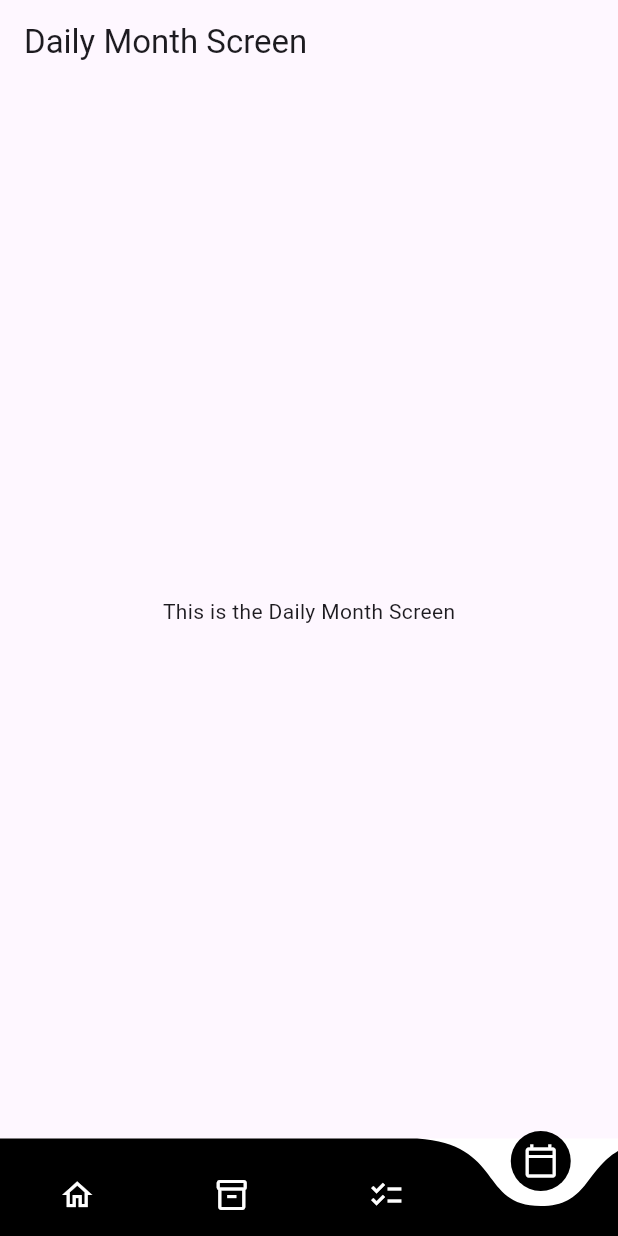
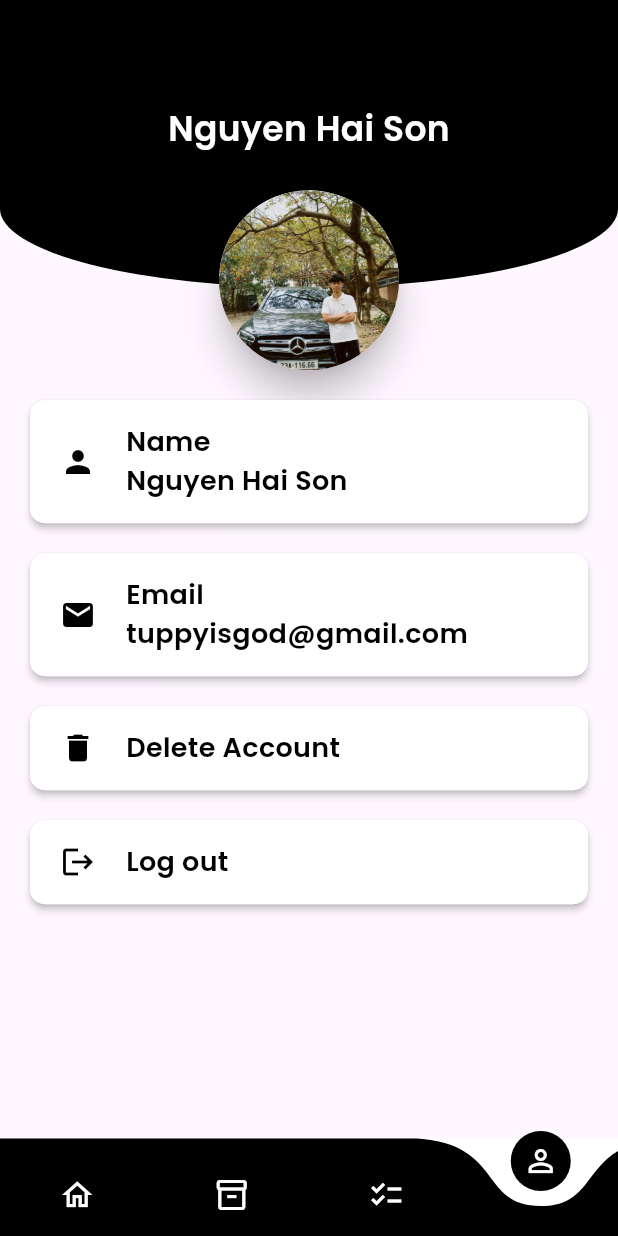
Before and after one commit to lilMatthew/MobileProjectBanking, a Flutter app: the BottomNav screen opened directly, item 4 of the bottom bar chosen, on a phone screen of 412 x 824 dp. Run offline on Flutter 3.47's test engine with Material 3 defaults, Android fonts, the light colour scheme and no system bars; drawn by our look-alikes of curved_navigation_bar; our stand-ins replace animated_splash_screen, cloud_firestore, firebase_auth, firebase_core, firebase_storage, flutter_dotenv and 3 more; missing offline and left inert: dart:js_interop; accounts and stored records are empty.

Commit message:
UI ProfileScreen

```diff
--- a/lib/main.dart
+++ b/lib/main.dart
@@ -1,6 +1,7 @@
 import 'package:firebase_core/firebase_core.dart';
 import 'package:flutter/foundation.dart';
 import 'package:flutter/material.dart';
+import 'package:flutter_application_1/screen/bottomnav.dart';
 import 'package:flutter_dotenv/flutter_dotenv.dart';
 import 'package:flutter_application_1/screen/splash_screen.dart';
 
@@ -49,7 +50,7 @@ class MyApp extends StatelessWidget {
       theme: ThemeData(
         primarySwatch: Colors.blue,
       ),
-      home: SplashScreen(),
+      home: BottomNav(),
       debugShowCheckedModeBanner: false,
     );
   }
--- a/lib/screen/bottomnav.dart
+++ b/lib/screen/bottomnav.dart
@@ -1,7 +1,7 @@
 import 'package:curved_navigation_bar/curved_navigation_bar.dart';
 import 'package:flutter/material.dart';
 import 'package:flutter_application_1/screen/daily_check_screen.dart';
-import 'package:flutter_application_1/screen/daily_month_screen.dart';
+import 'package:flutter_application_1/screen/profile_screen.dart';
 import 'package:flutter_application_1/screen/home.dart';
 import 'package:flutter_application_1/screen/inventory_screen.dart';
 
@@ -9,26 +9,26 @@ class BottomNav extends StatefulWidget {
   const BottomNav({super.key});
 
   @override
-  State <BottomNav> createState() => _BottomNavState();
+  State<BottomNav> createState() => _BottomNavState();
 }
 
-class _BottomNavState extends State <BottomNav> {
+class _BottomNavState extends State<BottomNav> {
   int currentTabIndex = 0;
 
-  late List <Widget> pages;
+  late List<Widget> pages;
   late Widget currentPage;
   late Home home;
   late InventoryScreen inventoryScreen;
   late DailyCheckScreen dailyCheckScreen;
-  late DailyMonthScreen dailyMonthScreen;
+  late Profile profile;
 
-@override
+  @override
   void initState() {
     home = Home();
     inventoryScreen = InventoryScreen();
     dailyCheckScreen = DailyCheckScreen();
-    dailyMonthScreen = DailyMonthScreen();
-    pages = [home, inventoryScreen, dailyCheckScreen, dailyMonthScreen];
+    profile = Profile();
+    pages = [home, inventoryScreen, dailyCheckScreen, profile];
     super.initState();
   }
 
@@ -40,27 +40,29 @@ class _BottomNavState extends State <BottomNav> {
         backgroundColor: Colors.white,
         color: Colors.black,
         animationDuration: Duration(milliseconds: 500),
-        onTap: (int index){
+        onTap: (int index) {
           setState(() {
             currentTabIndex = index;
-
           });
         },
-        items:
-      [
-        Icon(
-          Icons.home_outlined, color: Colors.white,
-          ),
-        Icon(
-          Icons.inventory_2_outlined, color: Colors.white,
+        items: [
+          Icon(
+            Icons.home_outlined,
+            color: Colors.white,
           ),
           Icon(
-          Icons.checklist_outlined, color: Colors.white,
+            Icons.inventory_2_outlined,
+            color: Colors.white,
           ),
           Icon(
-          Icons.calendar_today_outlined, color: Colors.white,
+            Icons.checklist_outlined,
+            color: Colors.white,
           ),
-      ],
+          Icon(
+            Icons.person_outline,
+            color: Colors.white,
+          ),
+        ],
       ),
       body: pages[currentTabIndex],
     );
--- a/lib/screen/daily_month_screen.dart
+++ /dev/null
@@ -1,15 +0,0 @@
-import 'package:flutter/material.dart';
-
-class DailyMonthScreen extends StatelessWidget {
-  @override
-  Widget build(BuildContext context) {
-    return Scaffold(
-      appBar: AppBar(
-        title: Text('Daily Month Screen'),
-      ),
-      body: Center(
-        child: Text('This is the Daily Month Screen'),
-      ),
-    );
-  }
-}
--- a/lib/screen/home.dart
+++ b/lib/screen/home.dart
@@ -3,7 +3,7 @@ import 'package:flutter_application_1/screen/login.dart';
 import 'package:flutter_application_1/widget/widget_support.dart';
 import 'inventory_screen.dart';
 import 'daily_check_screen.dart';
-import 'daily_month_screen.dart';
+import 'profile_screen.dart';
 
 class Home extends StatefulWidget {
   const Home({super.key});
@@ -13,8 +13,8 @@ class Home extends StatefulWidget {
 }
 
 class _HomeState extends State<Home> {
-  bool inventory = false, dailyCheck = false, dailyMonth = false;
-  Color inventoryColor = Colors.white, dailyCheckColor = Colors.white, dailyMonthColor = Colors.white;
+  bool inventory = false, dailyCheck = false, profile = false;
+  Color inventoryColor = Colors.white, dailyCheckColor = Colors.white, profileColor = Colors.white;
 
   @override
   Widget build(BuildContext context) {
@@ -63,7 +63,7 @@ class _HomeState extends State<Home> {
                     setState(() {
                       inventory = true;
                       dailyCheck = false;
-                      dailyMonth = false;
+                      profile = false;
                       // inventoryColor = Colors.brown.shade300;
                     });
                   },
@@ -94,7 +94,7 @@ class _HomeState extends State<Home> {
                     setState(() {
                       inventory = false;
                       dailyCheck = true;
-                      dailyMonth = false;
+                      profile = false;
                       // dailyCheckColor = Colors.brown.shade300;
                     });
                   },
@@ -120,18 +120,18 @@ class _HomeState extends State<Home> {
                   onTap: () {
                     Navigator.push(
                       context,
-                      MaterialPageRoute(builder: (context) => DailyMonthScreen()),
+                      MaterialPageRoute(builder: (context) => Profile()),
                     );
                     setState(() {
                       inventory = false;
                       dailyCheck = false;
-                      dailyMonth = true;
+                      profile = true;
                       // dailyMonthColor = Colors.brown.shade300;
                     });
                   },
                   child: Container(
                     decoration: BoxDecoration(
-                      color: dailyMonthColor,
+                      color: profileColor,
                       border: Border.all(color: Colors.black),
                       borderRadius: BorderRadius.circular(8.0),
                     ),
@@ -139,9 +139,9 @@ class _HomeState extends State<Home> {
                     child: Row(
                       mainAxisAlignment: MainAxisAlignment.center,
                       children: [
-                        Icon(Icons.calendar_today_rounded, size: 20.0, color: Colors.black,),
+                        Icon(Icons.person_outline, size: 20.0, color: Colors.black,),
                         SizedBox(width: 8.0),
-                        Text('Daily Month', style: AppWidget.boldTextFieildStyle(),)
+                        Text('Account', style: AppWidget.boldTextFieildStyle(),)
                       ],
                     ),
                   ),
--- /dev/null
+++ b/lib/screen/profile_screen.dart
@@ -0,0 +1,255 @@
+import 'package:flutter/material.dart';
+import 'package:flutter/widgets.dart';
+
+class Profile extends StatefulWidget {
+  const Profile({super.key});
+
+  @override
+  State<Profile> createState() => _ProfileState();
+}
+
+class _ProfileState extends State<Profile> {
+  @override
+  Widget build(BuildContext context) {
+    return Scaffold(
+      body: SingleChildScrollView(
+        child: Container(
+          child: Column(
+            children: [
+              Stack(
+                children: [
+                  Container(
+                    padding:
+                        EdgeInsets.only(top: 45.0, left: 20.0, right: 20.0),
+                    height: MediaQuery.of(context).size.height / 4.3,
+                    width: MediaQuery.of(context).size.width,
+                    decoration: BoxDecoration(
+                        color: Colors.black,
+                        borderRadius: BorderRadius.vertical(
+                          bottom: Radius.elliptical(
+                              MediaQuery.of(context).size.width, 105.0),
+                        )),
+                  ),
+                  Center(
+                    child: Container(
+                      margin: EdgeInsets.only(
+                          top: MediaQuery.of(context).size.height / 6.5),
+                      child: Material(
+                        elevation: 10.0,
+                        borderRadius: BorderRadius.circular(60),
+                        child: ClipRRect(
+                          borderRadius: BorderRadius.circular(60.0),
+                          child: Image.asset(
+                            "images/profile.jpg",
+                            height: 120,
+                            width: 120,
+                            fit: BoxFit.cover,
+                          ),
+                        ),
+                      ),
+                    ),
+                  ),
+                  Center(
+                    child: Padding(
+                      padding: EdgeInsets.only(
+                        top: 70.0,
+                      ),
+                      child: Row(
+                        mainAxisAlignment: MainAxisAlignment.center,
+                        children: [
+                          Text(
+                            "Nguyen Hai Son",
+                            style: TextStyle(
+                              color: Colors.white,
+                              fontSize: 23.0,
+                              fontWeight: FontWeight.bold,
+                              fontFamily: 'Poppins',
+                            ),
+                          ),
+                        ],
+                      ),
+                    ),
+                  )
+                ],
+              ),
+              SizedBox(height: 20.0),
+              Container(
+                margin: EdgeInsets.symmetric(horizontal: 20.0),
+                child: Material(
+                  borderRadius: BorderRadius.circular(10.0),
+                  elevation: 2.0,
+                  child: Container(
+                    padding:
+                        EdgeInsets.symmetric(vertical: 15.0, horizontal: 20.0),
+                    decoration: BoxDecoration(
+                      color: Colors.white,
+                      borderRadius: BorderRadius.circular(10.0),
+                    ),
+                    child: Row(
+                      children: [
+                        Icon(
+                          Icons.person,
+                          color: Colors.black,
+                        ),
+                        SizedBox(width: 20.0),
+                        Column(
+                          crossAxisAlignment: CrossAxisAlignment.start,
+                          children: [
+                            Text(
+                              "Name",
+                              style: TextStyle(
+                                color: Colors.black,
+                                fontSize: 18.0,
+                                fontWeight: FontWeight.w500,
+                                fontFamily: 'Poppins',
+                              ),
+                            ),
+                            Text(
+                              "Nguyen Hai Son",
+                              style: TextStyle(
+                                color: Colors.black,
+                                fontSize: 18.0,
+                                fontWeight: FontWeight.w500,
+                                fontFamily: 'Poppins',
+                              ),
+                            )
+                          ],
+                        )
+                      ],
+                    ),
+                  ),
+                ),
+              ),
+              SizedBox(height: 20.0),
+              Container(
+                margin: EdgeInsets.symmetric(horizontal: 20.0),
+                child: Material(
+                  borderRadius: BorderRadius.circular(10.0),
+                  elevation: 2.0,
+                  child: Container(
+                    padding:
+                        EdgeInsets.symmetric(vertical: 15.0, horizontal: 20.0),
+                    decoration: BoxDecoration(
+                      color: Colors.white,
+                      borderRadius: BorderRadius.circular(10.0),
+                    ),
+                    child: Row(
+                      children: [
+                        Icon(
+                          Icons.email,
+                          color: Colors.black,
+                        ),
+                        SizedBox(width: 20.0),
+                        Column(
+                          crossAxisAlignment: CrossAxisAlignment.start,
+                          children: [
+                            Text(
+                              "Email",
+                              style: TextStyle(
+                                color: Colors.black,
+                                fontSize: 18.0,
+                                fontWeight: FontWeight.w500,
+                                fontFamily: 'Poppins',
+                              ),
+                            ),
+                            Text(
+                              "tuppyisgod@gmail.com",
+                              style: TextStyle(
+                                color: Colors.black,
+                                fontSize: 18.0,
+                                fontWeight: FontWeight.w500,
+                                fontFamily: 'Poppins',
+                              ),
+                            )
+                          ],
+                        )
+                      ],
+                    ),
+                  ),
+                ),
+              ),
+              SizedBox(height: 20.0),
+              Container(
+                margin: EdgeInsets.symmetric(horizontal: 20.0),
+                child: Material(
+                  borderRadius: BorderRadius.circular(10.0),
+                  elevation: 2.0,
+                  child: Container(
+                    padding:
+                        EdgeInsets.symmetric(vertical: 15.0, horizontal: 20.0),
+                    decoration: BoxDecoration(
+                      color: Colors.white,
+                      borderRadius: BorderRadius.circular(10.0),
+                    ),
+                    child: Row(
+                      children: [
+                        Icon(
+                          Icons.delete,
+                          color: Colors.black,
+                        ),
+                        SizedBox(width: 20.0),
+                        Column(
+                          crossAxisAlignment: CrossAxisAlignment.start,
+                          children: [
+                            Text(
+                              "Delete Account",
+                              style: TextStyle(
+                                color: Colors.black,
+                                fontSize: 18.0,
+                                fontWeight: FontWeight.w500,
+                                fontFamily: 'Poppins',
+                              ),
+                            ),
+                          ],
+                        )
+                      ],
+                    ),
+                  ),
+                ),
+              ),
+              SizedBox(height: 20.0),
+              Container(
+                margin: EdgeInsets.symmetric(horizontal: 20.0),
+                child: Material(
+                  borderRadius: BorderRadius.circular(10.0),
+                  elevation: 2.0,
+                  child: Container(
+                    padding:
+                        EdgeInsets.symmetric(vertical: 15.0, horizontal: 20.0),
+                    decoration: BoxDecoration(
+                      color: Colors.white,
+                      borderRadius: BorderRadius.circular(10.0),
+                    ),
+                    child: Row(
+                      children: [
+                        Icon(
+                          Icons.logout,
+                          color: Colors.black,
+                        ),
+                        SizedBox(width: 20.0),
+                        Column(
+                          crossAxisAlignment: CrossAxisAlignment.start,
+                          children: [
+                            Text(
+                              "Log out",
+                              style: TextStyle(
+                                color: Colors.black,
+                                fontSize: 18.0,
+                                fontWeight: FontWeight.w500,
+                                fontFamily: 'Poppins',
+                              ),
+                            ),
+                          ],
+                        )
+                      ],
+                    ),
+                  ),
+                ),
+              ),
+            ],
+          ),
+        ),
+      ),
+    );
+  }
+}
--- a/pubspec.yaml
+++ b/pubspec.yaml
@@ -78,6 +78,7 @@ flutter:
   # To add assets to your application, add an assets section, like this:
   assets:
     - images/logo.png
+    - images/profile.jpg
     - images/animation/Animation - 1730959159682.json
     - .env
 
```
Also changed, not shown: images/profile.jpg (added).
